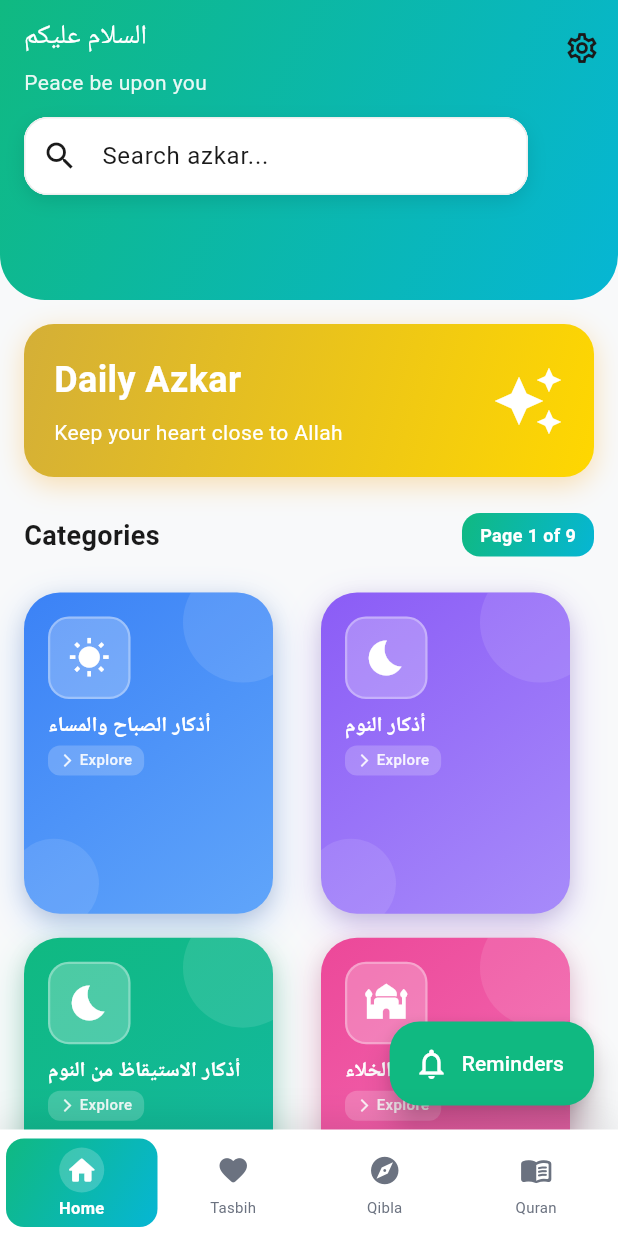
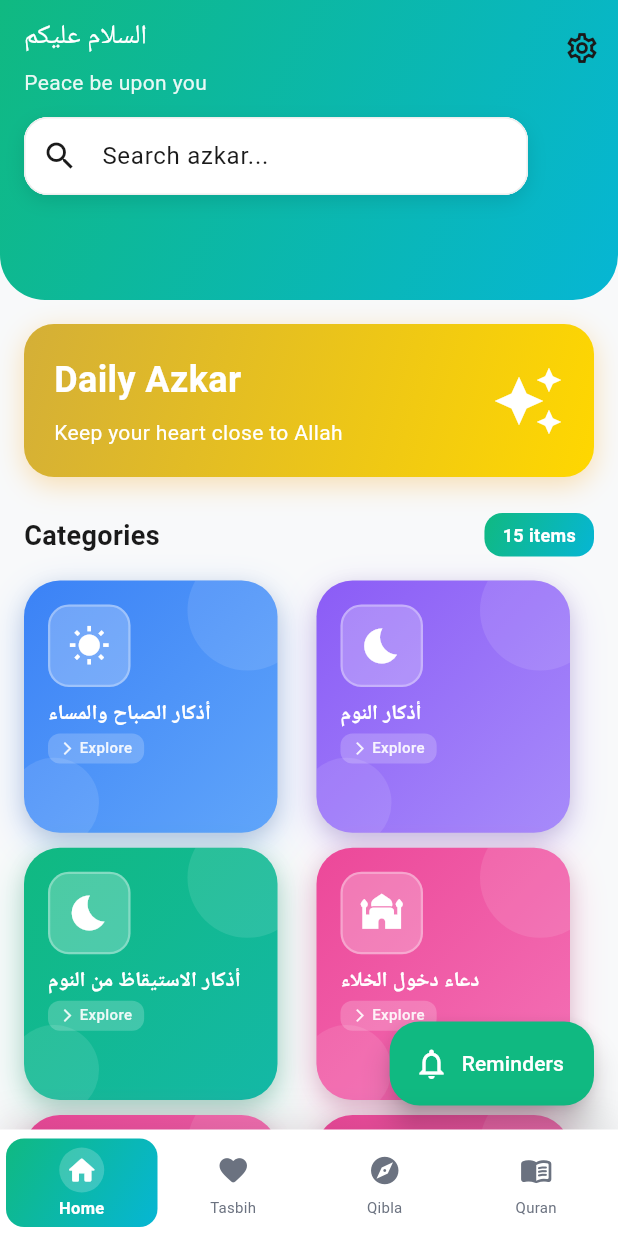
Before and after one commit to khaledebied/bling_azkar, a Flutter app: the screen it shows after launch, on a phone screen of 412 x 824 dp. Run offline on Flutter 3.47's test engine with Material 3 defaults, Android fonts, the phone set to English and light mode, and no system bars; our stand-ins replace dio, flutter_local_notifications, flutter_riverpod, freezed_annotation, geolocator, hive and 4 more; missing offline and left inert: audio_session, flutter_qiblah, quran_library; accounts and stored records are empty; Roboto replaces fonts that are missing (Amiri); statements that could not run were skipped.

Commit message:
feat: Implement infinite scrolling for category loading in HomeScreen, enhancing user experience by loading more items as the user scrolls.

```diff
--- a/lib/src/presentation/providers/azkar_providers.dart
+++ b/lib/src/presentation/providers/azkar_providers.dart
@@ -95,21 +95,16 @@ final currentPageProvider = StateProvider<int>((ref) => 0);
 /// Provider for page size
 final pageSizeProvider = Provider<int>((ref) => 15);
 
-/// Provider for paginated categories
+/// Provider for paginated categories (shows all items up to current page)
 final paginatedCategoriesProvider = FutureProvider<List<MapEntry<String, String>>>((ref) async {
   final allCategories = await ref.watch(allCategoriesProvider.future);
   final currentPage = ref.watch(currentPageProvider);
   final pageSize = ref.watch(pageSizeProvider);
 
   final entries = allCategories.entries.toList();
-  final startIndex = currentPage * pageSize;
-  final endIndex = (startIndex + pageSize).clamp(0, entries.length);
+  final endIndex = ((currentPage + 1) * pageSize).clamp(0, entries.length);
 
-  if (startIndex >= entries.length) {
-    return [];
-  }
-
-  return entries.sublist(startIndex, endIndex);
+  return entries.sublist(0, endIndex);
 });
 
 /// Provider for total pages
--- a/lib/src/presentation/screens/home_screen.dart
+++ b/lib/src/presentation/screens/home_screen.dart
@@ -21,6 +21,8 @@ class HomeScreen extends ConsumerStatefulWidget {
 class _HomeScreenState extends ConsumerState<HomeScreen> with SingleTickerProviderStateMixin {
   final _playlistService = PlaylistService();
   late AnimationController _pageChangeController;
+  final ScrollController _scrollController = ScrollController();
+  bool _isLoadingMore = false;
 
   @override
   void initState() {
@@ -30,12 +32,40 @@ class _HomeScreenState extends ConsumerState<HomeScreen> with SingleTickerProvid
       duration: const Duration(milliseconds: 300),
       vsync: this,
     );
+    _scrollController.addListener(_onScroll);
   }
 
   @override
   void dispose() {
     _pageChangeController.dispose();
+    _scrollController.dispose();
     super.dispose();
+  }
+
+  void _onScroll() {
+    if (_scrollController.position.pixels >= _scrollController.position.maxScrollExtent - 200) {
+      _loadMoreCategories();
+    }
+  }
+
+  Future<void> _loadMoreCategories() async {
+    if (_isLoadingMore) return;
+
+    final hasNextAsync = ref.read(hasNextPageProvider);
+    final hasNext = await hasNextAsync.future.catchError((_) => false);
+
+    if (hasNext) {
+      setState(() {
+        _isLoadingMore = true;
+      });
+
+      await Future.delayed(const Duration(milliseconds: 300));
+      ref.read(currentPageProvider.notifier).state++;
+
+      setState(() {
+        _isLoadingMore = false;
+      });
+    }
   }
 
   @override
@@ -46,12 +76,13 @@ class _HomeScreenState extends ConsumerState<HomeScreen> with SingleTickerProvid
       body: Stack(
         children: [
           CustomScrollView(
+            controller: _scrollController,
             slivers: [
               _buildAppBar(ref),
               if (!isSearching) ...[
                 _buildWelcomeBanner(),
                 _buildCategoriesGridSection(ref),
-                _buildPaginationControls(ref),
+                if (_isLoadingMore) _buildLoadingMoreIndicator(),
               ] else ...[
                 _buildSearchResults(ref),
               ],
@@ -314,7 +345,7 @@ class _HomeScreenState extends ConsumerState<HomeScreen> with SingleTickerProvid
                             borderRadius: BorderRadius.circular(12),
                           ),
                           child: Text(
-                            'Page ${currentPage + 1} of $totalPages',
+                            '${paginatedCategories.length} items',
                             style: AppTheme.bodySmall.copyWith(
                               color: Colors.white,
                               fontWeight: FontWeight.w600,
@@ -325,29 +356,15 @@ class _HomeScreenState extends ConsumerState<HomeScreen> with SingleTickerProvid
                     ),
                   ),
                   Padding(
-                    padding: const EdgeInsets.all(16.0),
-                    child: TweenAnimationBuilder<double>(
-                      key: ValueKey(currentPage),
-                      tween: Tween(begin: 0.0, end: 1.0),
-                      duration: const Duration(milliseconds: 400),
-                      curve: Curves.easeOutCubic,
-                      builder: (context, value, child) {
-                        return Opacity(
-                          opacity: value,
-                          child: Transform.translate(
-                            offset: Offset(0, 20 * (1 - value)),
-                            child: child,
-                          ),
-                        );
-                      },
+                    padding: const EdgeInsets.symmetric(horizontal: 16.0, vertical: 8.0),
                     child: GridView.builder(
                       shrinkWrap: true,
                       physics: const NeverScrollableScrollPhysics(),
                       gridDelegate: const SliverGridDelegateWithFixedCrossAxisCount(
                         crossAxisCount: 2,
-                          crossAxisSpacing: 16,
-                          mainAxisSpacing: 16,
-                          childAspectRatio: 0.85,
+                        crossAxisSpacing: 10,
+                        mainAxisSpacing: 10,
+                        childAspectRatio: 1.1,
                       ),
                       itemCount: paginatedCategories.length,
                       itemBuilder: (context, index) {
@@ -357,12 +374,15 @@ class _HomeScreenState extends ConsumerState<HomeScreen> with SingleTickerProvid
 
                         return TweenAnimationBuilder<double>(
                           tween: Tween(begin: 0.0, end: 1.0),
-                            duration: Duration(milliseconds: 200 + (index * 50)),
+                          duration: Duration(milliseconds: 200 + (index % 15 * 50)),
                           curve: Curves.easeOut,
                           builder: (context, value, child) {
                             return Transform.scale(
                               scale: value,
+                              child: Opacity(
+                                opacity: value,
                                 child: child,
+                              ),
                             );
                           },
                           child: CategoryCard(
@@ -373,7 +393,6 @@ class _HomeScreenState extends ConsumerState<HomeScreen> with SingleTickerProvid
                           ),
                         );
                       },
-                      ),
                     ),
                   ),
                 ],
@@ -388,7 +407,7 @@ class _HomeScreenState extends ConsumerState<HomeScreen> with SingleTickerProvid
   Widget _buildShimmerLoading() {
     return SliverToBoxAdapter(
       child: Padding(
-        padding: const EdgeInsets.all(16.0),
+        padding: const EdgeInsets.symmetric(horizontal: 16.0, vertical: 8.0),
         child: Shimmer.fromColors(
           baseColor: Colors.grey.shade300,
           highlightColor: Colors.grey.shade100,
@@ -397,9 +416,9 @@ class _HomeScreenState extends ConsumerState<HomeScreen> with SingleTickerProvid
             physics: const NeverScrollableScrollPhysics(),
             gridDelegate: const SliverGridDelegateWithFixedCrossAxisCount(
               crossAxisCount: 2,
-              crossAxisSpacing: 16,
-              mainAxisSpacing: 16,
-              childAspectRatio: 0.85,
+              crossAxisSpacing: 10,
+              mainAxisSpacing: 10,
+              childAspectRatio: 1.1,
             ),
             itemCount: 6,
             itemBuilder: (context, index) {
@@ -416,82 +435,31 @@ class _HomeScreenState extends ConsumerState<HomeScreen> with SingleTickerProvid
     );
   }
 
-  Widget _buildPaginationControls(WidgetRef ref) {
-    final hasNextAsync = ref.watch(hasNextPageProvider);
-    final hasPrevious = ref.watch(hasPreviousPageProvider);
-
-    return hasNextAsync.when(
-      loading: () => const SliverToBoxAdapter(child: SizedBox.shrink()),
-      error: (error, stack) => const SliverToBoxAdapter(child: SizedBox.shrink()),
-      data: (hasNext) {
-        if (!hasNext && !hasPrevious) {
-          return const SliverToBoxAdapter(child: SizedBox.shrink());
-        }
-
+  Widget _buildLoadingMoreIndicator() {
     return SliverToBoxAdapter(
-          child: Padding(
-            padding: const EdgeInsets.symmetric(horizontal: 16.0, vertical: 24.0),
-            child: Row(
-              mainAxisAlignment: MainAxisAlignment.spaceBetween,
+      child: Container(
+        padding: const EdgeInsets.symmetric(vertical: 24),
+        alignment: Alignment.center,
+        child: Column(
           children: [
-                // Previous button
-                Expanded(
-                  child: AnimatedOpacity(
-                    duration: const Duration(milliseconds: 200),
-                    opacity: hasPrevious ? 1.0 : 0.3,
-                    child: ElevatedButton.icon(
-                      onPressed: hasPrevious
-                          ? () {
-                              _pageChangeController.forward(from: 0);
-                              ref.read(currentPageProvider.notifier).state--;
-                            }
-                          : null,
-                      icon: const Icon(Icons.arrow_back_ios, size: 16),
-                      label: const Text('Previous'),
-                      style: ElevatedButton.styleFrom(
-                        backgroundColor: AppTheme.primaryGreen,
-                        foregroundColor: Colors.white,
-                        padding: const EdgeInsets.symmetric(vertical: 14),
-                        shape: RoundedRectangleBorder(
-                          borderRadius: BorderRadius.circular(12),
-                        ),
-                        elevation: hasPrevious ? 4 : 0,
+            SizedBox(
+              width: 30,
+              height: 30,
+              child: CircularProgressIndicator(
+                strokeWidth: 3,
+                valueColor: AlwaysStoppedAnimation<Color>(AppTheme.primaryGreen),
               ),
             ),
-                  ),
-                ),
-                const SizedBox(width: 16),
-                // Next button
-                Expanded(
-                  child: AnimatedOpacity(
-                    duration: const Duration(milliseconds: 200),
-                    opacity: hasNext ? 1.0 : 0.3,
-                    child: ElevatedButton.icon(
-                      onPressed: hasNext
-                          ? () {
-                              _pageChangeController.forward(from: 0);
-                              ref.read(currentPageProvider.notifier).state++;
-                            }
-                          : null,
-                      icon: const Icon(Icons.arrow_forward_ios, size: 16),
-                      label: const Text('Next'),
-                      style: ElevatedButton.styleFrom(
-                        backgroundColor: AppTheme.primaryTeal,
-                        foregroundColor: Colors.white,
-                        padding: const EdgeInsets.symmetric(vertical: 14),
-                        shape: RoundedRectangleBorder(
-                          borderRadius: BorderRadius.circular(12),
-                        ),
-                        elevation: hasNext ? 4 : 0,
-                      ),
-                    ),
+            const SizedBox(height: 12),
+            Text(
+              'Loading more...',
+              style: AppTheme.bodySmall.copyWith(
+                color: AppTheme.textSecondary,
               ),
             ),
           ],
         ),
       ),
-        );
-      },
     );
   }
 
```
Lines whose indentation alone changed are shown as unchanged.
